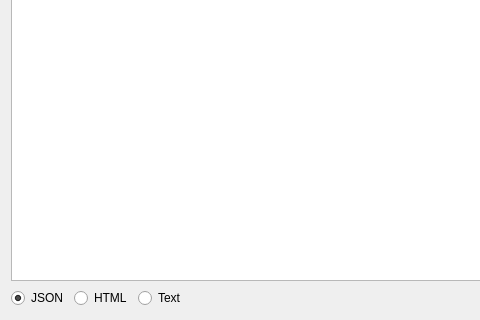
Qt form L5/SD_Laborator_05/exemplul_2/qt_gui/exemplul_2.ui (EduardSam2110/Sisteme_Distribuite) before a commit; both pictures show x 0 to 480 and y 90 to 410 of the 690 by 410 pixel window.
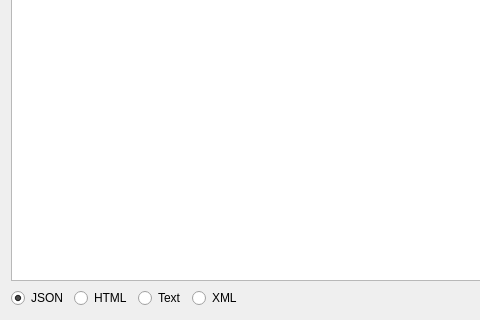
The same form after that commit.

What changed in the file:
```diff
--- a/L5/SD_Laborator_05/exemplul_2/qt_gui/exemplul_2.ui
+++ b/L5/SD_Laborator_05/exemplul_2/qt_gui/exemplul_2.ui
@@ -137,6 +137,16 @@
        </attribute>
       </widget>
      </item>
+     <item>
+      <widget class="QRadioButton" name="xml_rb">
+       <property name="text">
+        <string>XML</string>
+       </property>
+       <attribute name="buttonGroup">
+        <string notr="true">file_type_rb_btns</string>
+       </attribute>
+      </widget>
+     </item>
      <item>
       <spacer name="horizontalSpacer_3">
        <property name="orientation">
```
Left out of the diff: 2 changed lines with no effect on the pictures.
